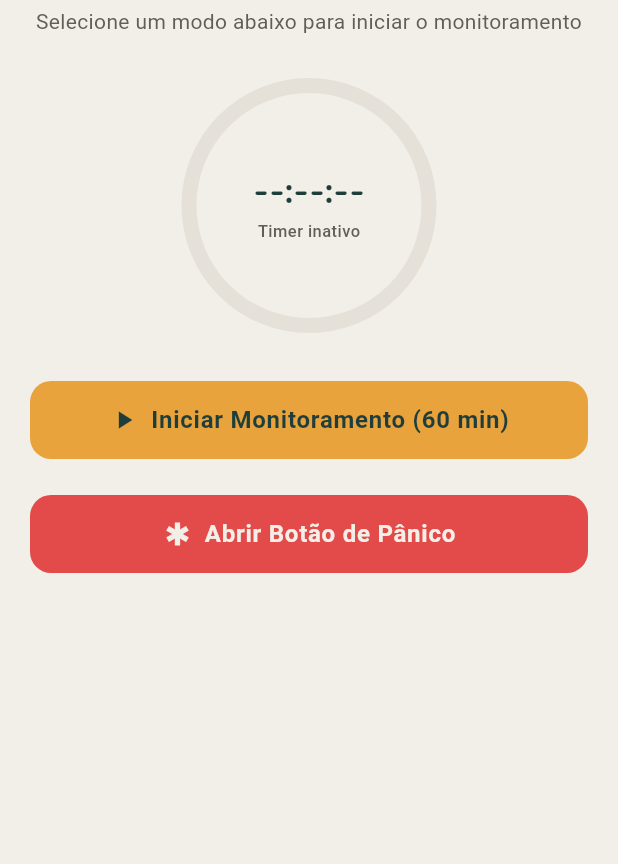
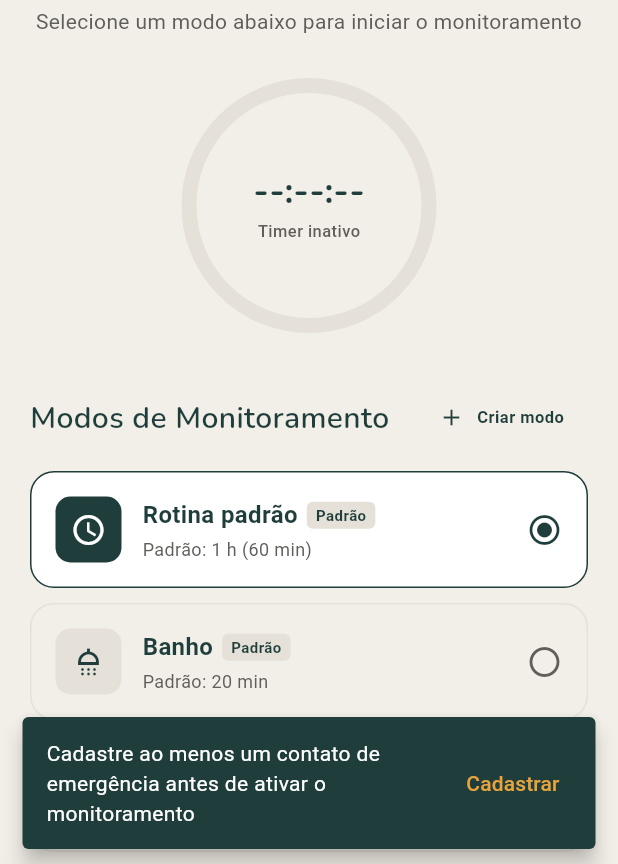
Before and after one commit to geffinh0/vigi, a Flutter app: the screen it shows once a user with an empty profile is signed in, after a tap on "Iniciar Monitoramento (60 min)", on a phone screen of 412 x 824 dp, the part 372-1236 px from its top. Run offline on Flutter 3.47's test engine with Material 3 defaults, Android fonts, the phone set to English and light mode, and no system bars; our stand-ins replace connectivity_plus, equatable, flutter_bloc, fpdart, geolocator, get_it and 4 more; accounts and stored records are empty; Roboto replaces fonts that are missing (Atkinson Hyperlegible).

Commit message:
fix: adiciona fallback resiliente para modos de monitoramento e feedback visual de erros

```diff
--- a/lib/app/app.dart
+++ b/lib/app/app.dart
@@ -122,7 +122,31 @@ class GuardiaoHomePage extends StatelessWidget {
       body: SafeArea(
         child: SingleChildScrollView(
           padding: const EdgeInsets.symmetric(horizontal: 20, vertical: 16),
-          child: BlocBuilder<CheckinBloc, CheckinState>(
+          child: BlocConsumer<CheckinBloc, CheckinState>(
+            listener: (context, state) {
+              if (state is CheckinFailure) {
+                final isContactError = state.message.toLowerCase().contains(
+                  'contato',
+                );
+                ScaffoldMessenger.of(context).showSnackBar(
+                  SnackBar(
+                    content: Text(
+                      state.message,
+                      style: const TextStyle(color: Colors.white),
+                    ),
+                    backgroundColor: AppColors.petroleo,
+                    behavior: SnackBarBehavior.floating,
+                    action: isContactError
+                        ? SnackBarAction(
+                            label: 'Cadastrar',
+                            textColor: AppColors.ambar,
+                            onPressed: () => context.push('/contacts'),
+                          )
+                        : null,
+                  ),
+                );
+              }
+            },
             builder: (context, state) {
               var vigiState = VigiState.normal;
               var progress = 0.0;
@@ -239,6 +263,15 @@ class GuardiaoHomePage extends StatelessWidget {
                         );
                       },
                     ),
+                  ] else if (state is CheckinLoading) ...[
+                    const Padding(
+                      padding: EdgeInsets.symmetric(vertical: 24),
+                      child: Center(
+                        child: CircularProgressIndicator(
+                          color: AppColors.petroleo,
+                        ),
+                      ),
+                    ),
                   ] else ...[
                     AppPrimaryButton(
                       text: 'Iniciar Monitoramento (60 min)',
@@ -246,7 +279,7 @@ class GuardiaoHomePage extends StatelessWidget {
                       onPressed: () {
                         context.read<CheckinBloc>().add(
                           const StartMonitoringRequested(
-                            modeId: 'system-default',
+                            modeId: 'system-default-routine',
                             intervalOverrideMinutes: 60,
                           ),
                         );
--- a/lib/features/checkin/data/datasources/checkin_remote_datasource.dart
+++ b/lib/features/checkin/data/datasources/checkin_remote_datasource.dart
@@ -33,6 +33,30 @@ class CheckinRemoteDataSourceImpl implements CheckinRemoteDataSource {
 
   final SupabaseClient client;
 
+  static const List<MonitoringModeModel> _defaultSystemModes = [
+    MonitoringModeModel(
+      id: 'system-default-routine',
+      name: 'Rotina padrão',
+      iconKey: 'routine',
+      defaultIntervalMinutes: 60,
+      isSystemDefault: true,
+    ),
+    MonitoringModeModel(
+      id: 'system-default-shower',
+      name: 'Banho',
+      iconKey: 'shower',
+      defaultIntervalMinutes: 20,
+      isSystemDefault: true,
+    ),
+    MonitoringModeModel(
+      id: 'system-default-sleep',
+      name: 'Sono',
+      iconKey: 'sleep',
+      defaultIntervalMinutes: 480,
+      isSystemDefault: true,
+    ),
+  ];
+
   @override
   Future<void> startMonitoring({
     required String modeId,
@@ -44,34 +68,55 @@ class CheckinRemoteDataSourceImpl implements CheckinRemoteDataSource {
 
     final now = DateTime.now().toUtc();
 
-    await client.from('monitoring_settings').upsert({
+    final payload = <String, dynamic>{
       'user_id': user.id,
-      'active_mode_id': modeId,
       'interval_minutes': intervalMinutes,
       'active': true,
       'next_deadline': nextDeadline.toUtc().toIso8601String(),
       'last_ping': now.toIso8601String(),
       'updated_at': now.toIso8601String(),
-    });
+    };
 
+    if (!modeId.startsWith('system-default')) {
+      payload['active_mode_id'] = modeId;
+    }
+
+    try {
+      await client.from('monitoring_settings').upsert(payload);
+    } catch (_) {
+      // Se a coluna active_mode_id ainda não existir no banco remoto
+      payload.remove('active_mode_id');
+      await client.from('monitoring_settings').upsert(payload);
+    }
+
+    try {
       await client.from('checkin_events').insert({
         'user_id': user.id,
         'event_type': 'routine_start',
         'created_at': now.toIso8601String(),
       });
+    } catch (_) {}
   }
 
   @override
   Future<List<MonitoringModeModel>> getAvailableModes() async {
+    try {
       final response = await client
           .from('monitoring_modes')
           .select()
           .order('is_system_default', ascending: false)
           .order('created_at', ascending: true);
 
-    return (response as List)
+      final list = (response as List)
           .map((e) => MonitoringModeModel.fromMap(e as Map<String, dynamic>))
           .toList();
+
+      if (list.isNotEmpty) return list;
+    } catch (_) {
+      // Fallback para os modos do sistema se a tabela ainda não estiver populada
+    }
+
+    return _defaultSystemModes;
   }
 
   @override
@@ -146,16 +191,30 @@ class CheckinRemoteDataSourceImpl implements CheckinRemoteDataSource {
     final user = client.auth.currentUser;
     if (user == null) throw const AuthException('Usuário não autenticado.');
 
-    final response = await client
+    Map<String, dynamic>? response;
+    try {
+      response = await client
           .from('monitoring_settings')
           .select('*, monitoring_modes(*)')
           .eq('user_id', user.id)
           .maybeSingle();
+    } catch (_) {
+      try {
+        response = await client
+            .from('monitoring_settings')
+            .select('*')
+            .eq('user_id', user.id)
+            .maybeSingle();
+      } catch (_) {
+        response = null;
+      }
+    }
 
     if (response == null) {
       return const MonitoringStatusModel(
         active: false,
         intervalMinutes: 60,
+        activeModeId: 'system-default-routine',
       );
     }
 
--- a/lib/features/checkin/presentation/bloc/checkin_bloc.dart
+++ b/lib/features/checkin/presentation/bloc/checkin_bloc.dart
@@ -178,7 +178,17 @@ class CheckinBloc extends Bloc<CheckinEvent, CheckinState> {
     );
 
     result.fold(
-      (failure) => emit(CheckinFailure(failure.message)),
+      (failure) {
+        emit(CheckinFailure(failure.message));
+        // Restaura para estado Idle para permitir nova tentativa ou cadastro de contato
+        emit(
+          CheckinIdle(
+            intervalMinutes: _currentIntervalMinutes,
+            availableModes: modes,
+            selectedMode: mode,
+          ),
+        );
+      },
       (_) {
         final nextDeadline = clock.now().add(
           Duration(minutes: effectiveInterval),
@@ -209,7 +219,16 @@ class CheckinBloc extends Bloc<CheckinEvent, CheckinState> {
     );
 
     result.fold(
-      (failure) => emit(CheckinFailure(failure.message)),
+      (failure) {
+        emit(CheckinFailure(failure.message));
+        emit(
+          CheckinIdle(
+            intervalMinutes: _currentIntervalMinutes,
+            availableModes: currentModes,
+            selectedMode: _selectedMode,
+          ),
+        );
+      },
       (createdMode) {
         _availableModes = [...currentModes, createdMode];
         _selectedMode = createdMode;
```
Lines whose indentation alone changed are shown as unchanged.
